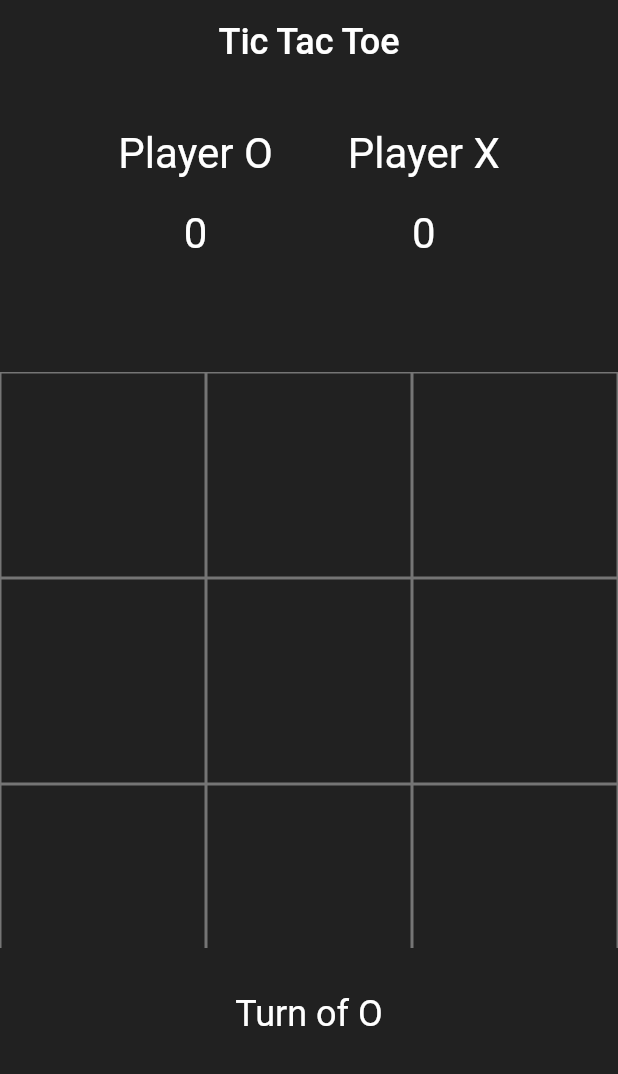
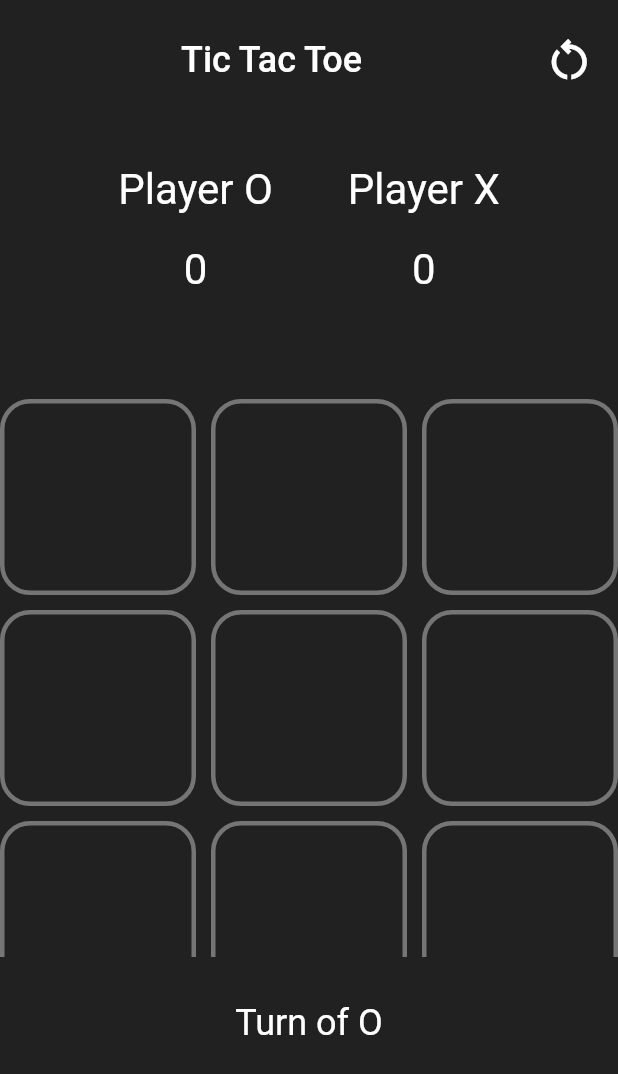
Before and after one commit to Saqib-Sizan-Khan/Flutter_repo, a Flutter app: the screen it shows after launch, on a phone screen of 412 x 824 dp. Shown: the top 1074 px of the screen. Run offline on Flutter 3.47's test engine with Material 2 defaults, Android fonts, the phone set to English and light mode, and no system bars; our stand-ins replace floating_bottom_navigation_bar, font_awesome_flutter, percent_indicator.

Commit message:
game restart and game frezze added

```diff
--- a/tic_tac_toe/lib/game_setup/ttt_game_UI.dart
+++ b/tic_tac_toe/lib/game_setup/ttt_game_UI.dart
@@ -8,30 +8,52 @@ class TTT_Game_UI extends StatefulWidget {
 }
 
 class _TTT_Game_UIState extends State<TTT_Game_UI> {
-
   int _scoreX = 0;
   int _scoreO = 0;
   bool _turnO = true;
   bool win = false;
   String winner = '';
   int _fillBoxes = 0;
-  List<String> _gridList = ['','','','','','','','',''];
+  bool gamefrezze = false;
+  List<String> _gridList = ['', '', '', '', '', '', '', '', ''];
 
   @override
   Widget build(BuildContext context) {
     return Scaffold(
       appBar: AppBar(
-        title: Center(child: Text('Tic Tac Toe', style: TextStyle(fontSize: 24),)),
+        title: Center(
+            child: Text(
+          'Tic Tac Toe',
+          style: TextStyle(fontSize: 24),
+        )),
+        actions: [
+          InkWell(
+              onTap: () {
+                setState(() {
+                  _turnO = true;
+                  win = false;
+                  winner = '';
+                  _fillBoxes = 0;
+                  gamefrezze = false;
+                  _gridList = ['', '', '', '', '', '', '', '', ''];
+                });
+              },
+              child: Icon(
+                Icons.restart_alt_outlined,
+                size: 35,
+                color: Colors.white,
+              )),
+          SizedBox(
+            width: 15,
+          )
+        ],
         elevation: 0,
         backgroundColor: Colors.grey[900],
+        toolbarHeight: 80,
       ),
       backgroundColor: Colors.grey[900],
       body: Column(
-        children: [
-          _pointsTable(),
-          _gameGrid(),
-          _playerTurn()
-        ],
+        children: [_pointsTable(), _gameGrid(), _playerTurn()],
       ),
     );
   }
@@ -46,23 +68,40 @@ class _TTT_Game_UIState extends State<TTT_Game_UI> {
             children: [
               Column(
                 children: [
-                  Text('Player O', style: TextStyle(fontSize: 28, color: Colors.white),),
-                  SizedBox(height: 20,),
-                  Text('0', style: TextStyle(fontSize: 28, color: Colors.white),),
+                  Text(
+                    'Player O',
+                    style: TextStyle(fontSize: 28, color: Colors.white),
+                  ),
+                  SizedBox(
+                    height: 20,
+                  ),
+                  Text(
+                    _scoreO.toString(),
+                    style: TextStyle(fontSize: 28, color: Colors.white),
+                  ),
                 ],
               ),
-              SizedBox(width: 50,),
+              SizedBox(
+                width: 50,
+              ),
               Column(
                 children: [
-                  Text('Player X', style: TextStyle(fontSize: 28, color: Colors.white),),
-                  SizedBox(height: 20,),
-                  Text('0', style: TextStyle(fontSize: 28, color: Colors.white),),
+                  Text(
+                    'Player X',
+                    style: TextStyle(fontSize: 28, color: Colors.white),
+                  ),
+                  SizedBox(
+                    height: 20,
+                  ),
+                  Text(
+                    _scoreX.toString(),
+                    style: TextStyle(fontSize: 28, color: Colors.white),
+                  ),
                 ],
               )
             ],
           ),
-        )
-    );
+        ));
   }
 
   Widget _gameGrid() {
@@ -71,25 +110,51 @@ class _TTT_Game_UIState extends State<TTT_Game_UI> {
       child: GridView.builder(
           itemCount: 9,
           gridDelegate: SliverGridDelegateWithFixedCrossAxisCount(
-            crossAxisCount: 3,
-          ),
+              crossAxisCount: 3, mainAxisSpacing: 10, crossAxisSpacing: 10),
           itemBuilder: (BuildContext context, int index) {
-            return InkWell(
+            return gamefrezze
+                ? Container(
+                    decoration: BoxDecoration(
+                        border:
+                            Border.all(color: Colors.grey.shade600, width: 3),
+                        borderRadius: BorderRadius.circular(20)),
+                    child: _gridList[index] == ''
+                        ? Container()
+                        : _gridList[index] == 'x'
+                            ? Icon(
+                                Icons.close,
+                                size: 50,
+                                color: Colors.redAccent,
+                              )
+                            : Icon(
+                                Icons.circle_outlined,
+                                size: 50,
+                                color: Colors.teal,
+                              ))
+                : InkWell(
                     onTap: () {
                       _pressed(index);
                     },
                     child: Container(
                         decoration: BoxDecoration(
-                      border: Border.all(color: Colors.grey.shade600)
-                  ),
-                  child: _gridList[index] == '' ?
-                      Container(): _gridList[index] == 'x' ?
-                  Icon(Icons.close, size: 50, color: Colors.redAccent,) :
-                  Icon(Icons.circle_outlined, size: 50, color: Colors.teal,)
-              ),
+                            border: Border.all(
+                                color: Colors.grey.shade600, width: 3),
+                            borderRadius: BorderRadius.circular(20)),
+                        child: _gridList[index] == ''
+                            ? Container()
+                            : _gridList[index] == 'x'
+                                ? Icon(
+                                    Icons.close,
+                                    size: 50,
+                                    color: Colors.redAccent,
+                                  )
+                                : Icon(
+                                    Icons.circle_outlined,
+                                    size: 50,
+                                    color: Colors.teal,
+                                  )),
                   );
-          }
-      ),
+          }),
     );
   }
 
@@ -98,21 +163,31 @@ class _TTT_Game_UIState extends State<TTT_Game_UI> {
       flex: 1,
       child: Column(
         children: [
-
           Visibility(
             visible: !win,
             child: Padding(
               padding: const EdgeInsets.all(30.0),
-              child: Text( _turnO ? 'Turn of O' : 'Turn of X',
-                style: TextStyle(color: Colors.white, fontSize: 24),),
+              child: Text(
+                _turnO ? 'Turn of O' : 'Turn of X',
+                style: TextStyle(color: Colors.white, fontSize: 24),
+              ),
             ),
           ),
           Visibility(
             visible: win,
             child: Padding(
               padding: const EdgeInsets.all(30.0),
-              child: Text( winner == 'o' ? 'Winner is O' : 'Winner is X',
-                style: TextStyle(color: Colors.cyan, fontSize: 28, fontWeight: FontWeight.w600),),
+              child: Text(
+                winner == 'Draw'
+                    ? 'Match is Draw'
+                    : winner == 'o'
+                        ? 'Winner is O'
+                        : 'Winner is X',
+                style: TextStyle(
+                    color: Colors.blue,
+                    fontSize: 28,
+                    fontWeight: FontWeight.w600),
+              ),
             ),
           ),
         ],
@@ -126,25 +201,71 @@ class _TTT_Game_UIState extends State<TTT_Game_UI> {
         _gridList[index] = 'o';
         _fillBoxes += 1;
         _turnO = !_turnO;
-      }
-      else if (!_turnO && _gridList[index] == '') {
+      } else if (!_turnO && _gridList[index] == '') {
         _gridList[index] = 'x';
         _fillBoxes += 1;
         _turnO = !_turnO;
       }
 
       winner = checkWinner();
+      if (winner == 'o') {
+        _scoreO += 1;
+        gamefrezze = true;
+      } else if (winner == 'x') {
+        _scoreX += 1;
+        gamefrezze = true;
+      }
     });
   }
 
   String checkWinner() {
-    if (_gridList[0] == _gridList[1] && _gridList[0] == _gridList[2] && _gridList[0] != '') {
+    if (checkGrid(0, 1, 2)) {
       win = true;
       return _gridList[0];
-      //print('Winner is ${_gridList[0]}');
     }
-    else {
+    if (checkGrid(3, 4, 5)) {
+      win = true;
+      return _gridList[3];
+    }
+    if (checkGrid(6, 7, 8)) {
+      win = true;
+      return _gridList[6];
+    }
+    if (checkGrid(0, 3, 6)) {
+      win = true;
+      return _gridList[0];
+    }
+    if (checkGrid(1, 4, 7)) {
+      win = true;
+      return _gridList[1];
+    }
+    if (checkGrid(2, 5, 8)) {
+      win = true;
+      return _gridList[2];
+    }
+    if (checkGrid(0, 4, 8)) {
+      win = true;
+      return _gridList[0];
+    }
+    if (checkGrid(2, 4, 6)) {
+      win = true;
+      return _gridList[2];
+    }
+    if (_fillBoxes == 9) {
+      win = true;
+      return 'Draw';
+    } else {
       return '';
     }
   }
+
+  bool checkGrid(int index0, int index1, int index2) {
+    if (_gridList[index0] == _gridList[index1] &&
+        _gridList[index0] == _gridList[index2] &&
+        _gridList[index0] != '') {
+      return true;
+    } else {
+      return false;
     }
+  }
+}
```
Lines whose indentation alone changed are shown as unchanged.
